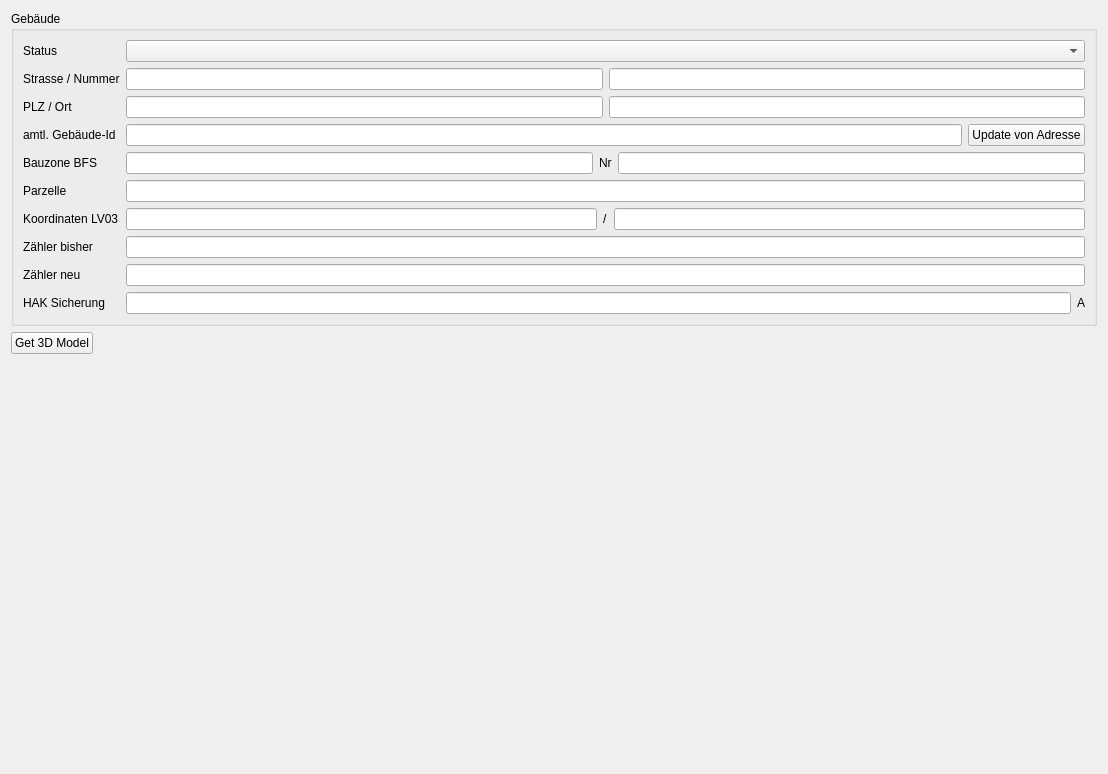
Above: Ui/Building.ui from GnuSolar/GnuSolar before the change. Below: the same form after it.
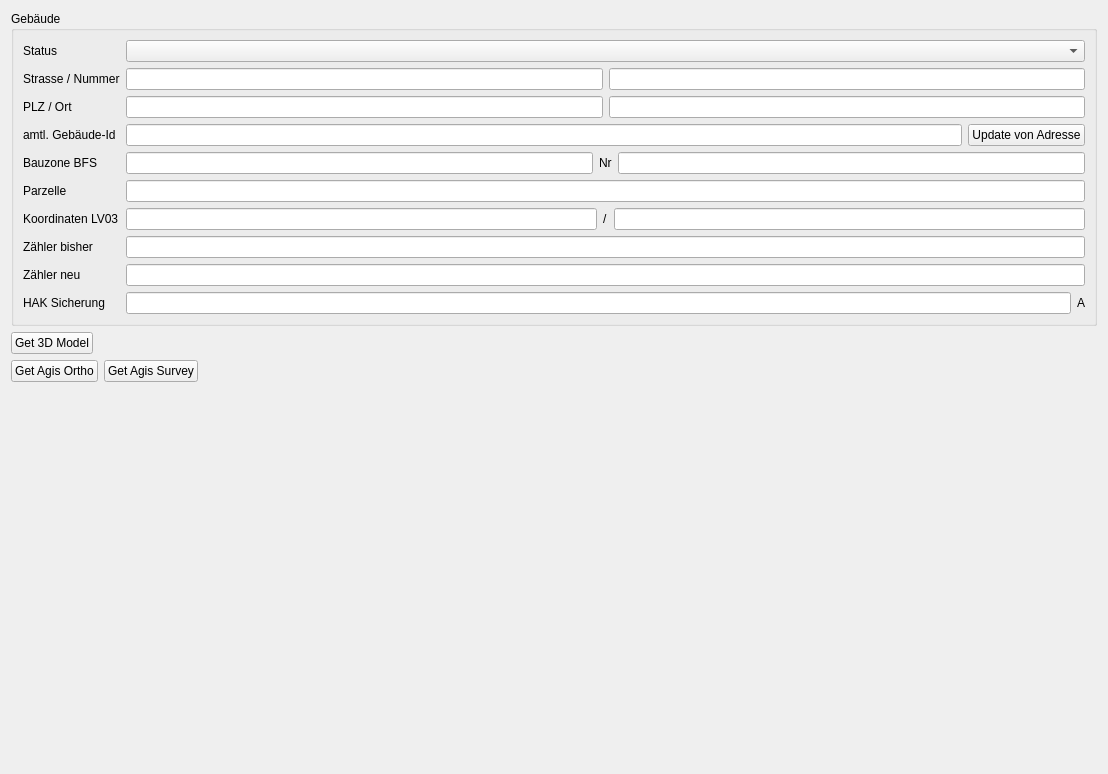
That is the form after the change.

Commit message: Building: download agis orthophoto and survey pdfs

The edit to the form file:
```diff
--- a/Ui/Building.ui
+++ b/Ui/Building.ui
@@ -211,6 +211,16 @@
    </item>
    <item>
     <layout class="QGridLayout" name="gridLayout">
+     <item row="3" column="2">
+      <widget class="QFrame" name="frame_3">
+       <property name="frameShape">
+        <enum>QFrame::NoFrame</enum>
+       </property>
+       <property name="frameShadow">
+        <enum>QFrame::Raised</enum>
+       </property>
+      </widget>
+     </item>
      <item row="0" column="0">
       <widget class="QPushButton" name="get3dModel">
        <property name="sizePolicy">
@@ -224,17 +234,7 @@
        </property>
       </widget>
      </item>
-     <item row="0" column="1">
-      <widget class="QFrame" name="frame">
-       <property name="frameShape">
-        <enum>QFrame::NoFrame</enum>
-       </property>
-       <property name="frameShadow">
-        <enum>QFrame::Raised</enum>
-       </property>
-      </widget>
-     </item>
-     <item row="1" column="0">
+     <item row="3" column="0">
       <widget class="QFrame" name="frame_2">
        <property name="frameShape">
         <enum>QFrame::NoFrame</enum>
@@ -244,13 +244,39 @@
        </property>
       </widget>
      </item>
+     <item row="1" column="0">
+      <widget class="QPushButton" name="getAgisOrtho">
+       <property name="sizePolicy">
+        <sizepolicy hsizetype="Fixed" vsizetype="Fixed">
+         <horstretch>0</horstretch>
+         <verstretch>0</verstretch>
+        </sizepolicy>
+       </property>
+       <property name="text">
+        <string>Get Agis Ortho</string>
+       </property>
+      </widget>
+     </item>
+     <item row="0" column="2">
+      <widget class="QFrame" name="frame">
+       <property name="frameShape">
+        <enum>QFrame::NoFrame</enum>
+       </property>
+       <property name="frameShadow">
+        <enum>QFrame::Raised</enum>
+       </property>
+      </widget>
+     </item>
      <item row="1" column="1">
-      <widget class="QFrame" name="frame_3">
-       <property name="frameShape">
-        <enum>QFrame::NoFrame</enum>
+      <widget class="QPushButton" name="getAgisSurvey">
+       <property name="sizePolicy">
+        <sizepolicy hsizetype="Fixed" vsizetype="Fixed">
+         <horstretch>0</horstretch>
+         <verstretch>0</verstretch>
+        </sizepolicy>
        </property>
-       <property name="frameShadow">
-        <enum>QFrame::Raised</enum>
+       <property name="text">
+        <string>Get Agis Survey</string>
        </property>
       </widget>
      </item>
```
The commit also changes 3 other files.
